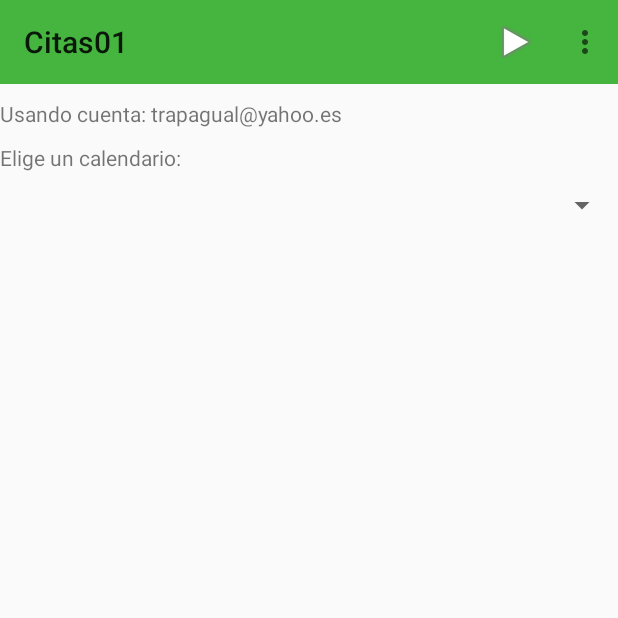
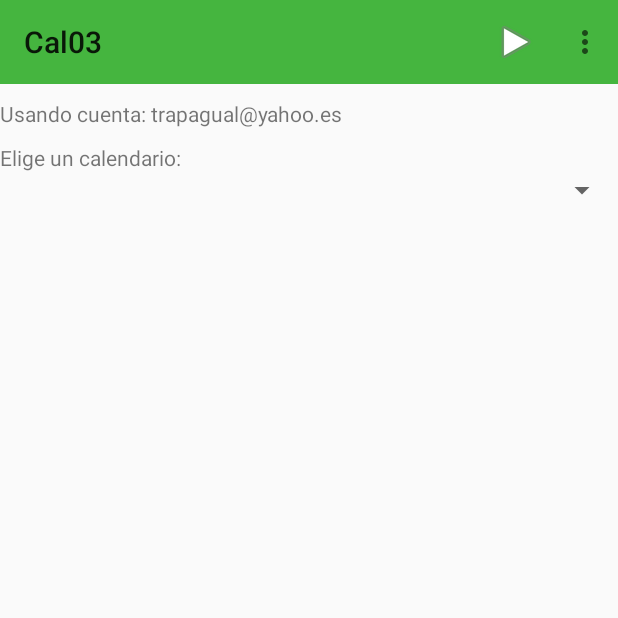
Before and after one commit to trapagual/Cal03, an Android app: the screen it shows after launch (MainActivity), on a phone screen of 412 x 824 dp, the top half of it. Run offline under Robolectric (Android 15) with nearby library versions, the phone set to English and light mode, and no system bars; 2 statements that could not run were skipped.

```diff
--- a/app/src/main/java/es/trapasoft/android/cal03/MainActivity.java
+++ b/app/src/main/java/es/trapasoft/android/cal03/MainActivity.java
@@ -3,6 +3,7 @@ package es.trapasoft.android.cal03;
 import android.Manifest;
 import android.content.pm.PackageManager;
 import android.database.Cursor;
+import android.os.Build;
 import android.provider.CalendarContract;
 import android.support.v4.app.ActivityCompat;
 import android.support.v4.content.ContextCompat;
@@ -43,10 +44,15 @@ public class MainActivity extends AppCompatActivity {
 
         listaCalendarios = rellenaListaCalendarios();
 
-        adapter = new SpinnerAdapter(this, android.R.layout.simple_spinner_dropdown_item, listaCalendarios);
+       // adapter = new SpinnerAdapter(this, android.R.layout.simple_spinner_dropdown_item, listaCalendarios);
+        adapter = new SpinnerAdapter(this, R.layout.spinner_una_linea, listaCalendarios);
+
         spCalendario = (Spinner) findViewById(R.id.spCalendario);
         spCalendario.setPrompt("Selecciona un calendario...");
         spCalendario.setAdapter(adapter);
+        if (Build.VERSION.SDK_INT >= Build.VERSION_CODES.JELLY_BEAN_MR2) {
+            spCalendario.setLayoutMode(Spinner.MODE_DIALOG);
+        }
         // You can create an anonymous listener to handle the event when is selected an spinner item
         spCalendario.setOnItemSelectedListener(new AdapterView.OnItemSelectedListener() {
 
--- a/app/src/main/res/layout/activity_main.xml
+++ b/app/src/main/res/layout/activity_main.xml
@@ -23,10 +23,8 @@
         android:text="@string/selCalendario"
         android:id="@+id/tvPromptCalendario" />
     <Spinner
-        android:layout_marginTop="10dp"
         android:layout_width="match_parent"
         android:layout_height="wrap_content"
         android:id="@+id/spCalendario"
-
          />
 </LinearLayout>
--- a/app/src/main/res/values/strings.xml
+++ b/app/src/main/res/values/strings.xml
@@ -1,11 +1,9 @@
 <resources>
-    <string name="app_name">Citas01</string>
+    <string name="app_name">Cal03</string>
     <string name="hola">Hola App Bar</string>
     <string name="mnu_config">Configuración</string>
     <string name="usuario">Usando cuenta: trapagual@yahoo.es</string>
     <string name="mnu_next">Siguiente</string>
 
-    <!-- TODO: Remove or change this placeholder text -->
-    <string name="hello_blank_fragment">Hello blank fragment</string>
     <string name="selCalendario">Elige un calendario:</string>
 </resources>
```
Also changed, not shown: app/src/main/java/es/trapasoft/android/cal03/SpinnerAdapter.java (+6 -4 lines), app/src/main/res/layout/spinner_una_linea.xml (added, +8 -0 lines).
